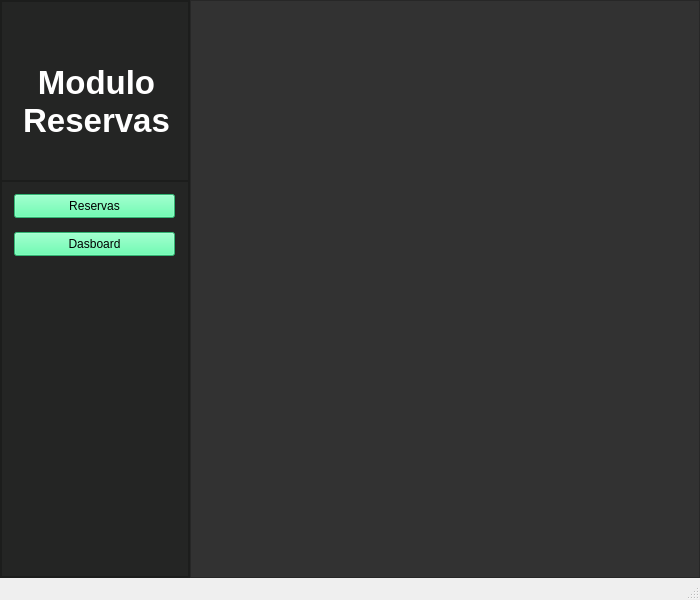
First picture: the form in views/GUI/ventanaMain.ui, repository ezequielitodev-droid/Tp_integrador_PROII_proceso_reserva_hostal, before the edit.
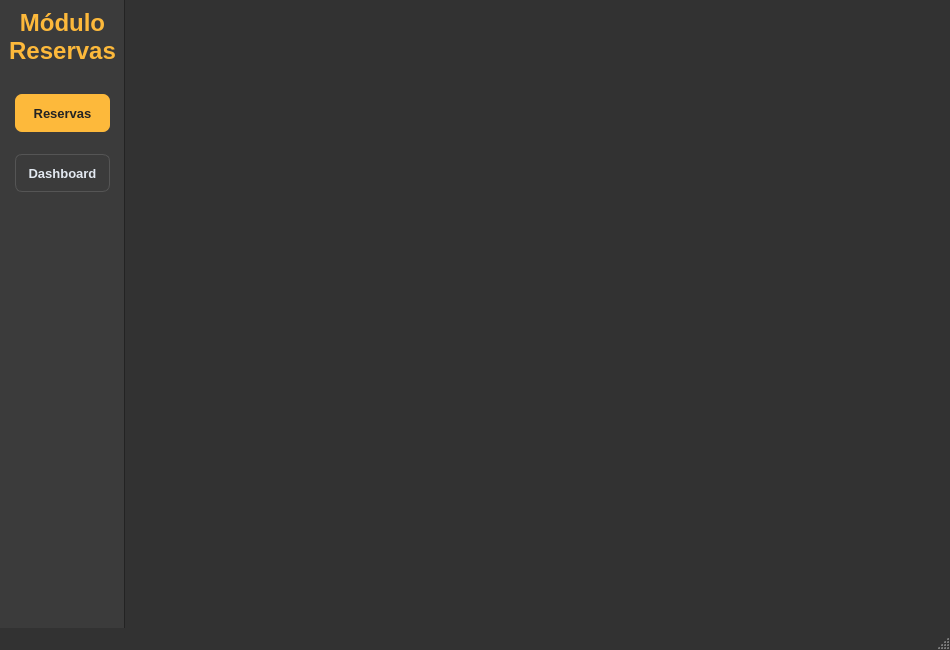
Second picture: the form after the edit.

Commit message: Feat: Agregado de nueva funcionalidad GUI, crear una reserva, con todas sus implicancias (paginas graficas, dialogos graficos, cuadros, logica de fechas, logica de total, etc)

Patch:
```diff
--- a/views/GUI/ventanaMain.ui
+++ b/views/GUI/ventanaMain.ui
@@ -6,15 +6,23 @@
    <rect>
     <x>0</x>
     <y>0</y>
-    <width>700</width>
-    <height>600</height>
+    <width>950</width>
+    <height>650</height>
    </rect>
   </property>
   <property name="windowTitle">
-   <string>MainWindow</string>
+   <string>Sistema de Gestión - Hostal</string>
+  </property>
+  <property name="styleSheet">
+   <string notr="true">
+    QMainWindow {
+        background-color: #323232;
+        font-family: Segoe UI;
+    }
+   </string>
   </property>
   <widget class="QWidget" name="centralwidget">
-   <layout class="QHBoxLayout" name="horizontalLayout" stretch="0,0">
+   <layout class="QHBoxLayout" name="horizontalLayout_main" stretch="0,1">
     <property name="spacing">
      <number>0</number>
     </property>
@@ -34,24 +42,19 @@
      <widget class="QFrame" name="Frame_Page_Logo">
       <property name="maximumSize">
        <size>
-        <width>190</width>
+        <width>220</width>
         <height>16777215</height>
        </size>
       </property>
       <property name="styleSheet">
-       <string notr="true">background-color: 
-rgb(36, 37, 36)</string>
+       <string notr="true">
+        QFrame#Frame_Page_Logo {
+            background-color: #3B3B3B;
+            border-right: 1px solid #232323;
+        }
+       </string>
       </property>
-      <property name="frameShape">
-       <enum>QFrame::StyledPanel</enum>
-      </property>
-      <property name="frameShadow">
-       <enum>QFrame::Raised</enum>
-      </property>
-      <property name="lineWidth">
-       <number>2</number>
-      </property>
-      <layout class="QVBoxLayout" name="verticalLayout" stretch="0,0">
+      <layout class="QVBoxLayout" name="verticalLayout_menu">
        <property name="spacing">
         <number>0</number>
        </property>
@@ -69,127 +72,192 @@
        </property>
        <item>
         <widget class="QFrame" name="FrameLogo">
-         <property name="enabled">
-          <bool>true</bool>
-         </property>
          <property name="maximumSize">
           <size>
            <width>16777215</width>
-           <height>180</height>
+           <height>150</height>
           </size>
          </property>
-         <property name="frameShape">
-          <enum>QFrame::StyledPanel</enum>
-         </property>
-         <property name="frameShadow">
-          <enum>QFrame::Raised</enum>
-         </property>
-         <widget class="QLabel" name="LabelTittle">
-          <property name="geometry">
-           <rect>
-            <x>10</x>
-            <y>60</y>
-            <width>171</width>
-            <height>81</height>
-           </rect>
-          </property>
-          <property name="styleSheet">
-           <string notr="true">QLabel {
-    color: #ffffff;
-    font-size: 25pt;
-    font-weight: bold;
-    background-color: transparent;
-    padding: 6px;
-}</string>
-          </property>
-          <property name="text">
-           <string>Modulo
+         <layout class="QVBoxLayout" name="verticalLayout_logo">
+          <item>
+           <widget class="QLabel" name="LabelTittle">
+            <property name="styleSheet">
+             <string notr="true">
+              QLabel {
+                  color: #FDB93B;
+                  font-size: 18pt;
+                  font-weight: bold;
+                  background-color: transparent;
+                  font-family: Segoe UI;
+              }
+             </string>
+            </property>
+            <property name="text">
+             <string>Módulo
 Reservas</string>
-          </property>
-          <property name="alignment">
-           <set>Qt::AlignCenter</set>
-          </property>
-         </widget>
+            </property>
+            <property name="alignment">
+             <set>Qt::AlignCenter</set>
+            </property>
+           </widget>
+          </item>
+         </layout>
         </widget>
        </item>
        <item>
         <widget class="QFrame" name="FramePages_2">
-         <property name="enabled">
-          <bool>true</bool>
-         </property>
-         <property name="frameShape">
-          <enum>QFrame::StyledPanel</enum>
-         </property>
-         <property name="frameShadow">
-          <enum>QFrame::Raised</enum>
-         </property>
-         <widget class="QPushButton" name="BotonPaginaReserva">
-          <property name="geometry">
-           <rect>
-            <x>13</x>
-            <y>13</y>
-            <width>161</width>
-            <height>24</height>
-           </rect>
+         <layout class="QVBoxLayout" name="verticalLayout_botones">
+          <property name="spacing">
+           <number>12</number>
           </property>
-          <property name="styleSheet">
-           <string notr="true">background-color: rgb(68, 255, 161)
-</string>
+          <property name="leftMargin">
+           <number>15</number>
           </property>
-          <property name="text">
-           <string>Reservas</string>
+          <property name="topMargin">
+           <number>20</number>
           </property>
-          <property name="flat">
-           <bool>false</bool>
+          <property name="rightMargin">
+           <number>15</number>
           </property>
-         </widget>
-         <widget class="QPushButton" name="BotonPaginaDasboard">
-          <property name="geometry">
-           <rect>
-            <x>13</x>
-            <y>51</y>
-            <width>161</width>
-            <height>24</height>
-           </rect>
+          <property name="bottomMargin">
+           <number>0</number>
           </property>
-          <property name="styleSheet">
-           <string notr="true">background-color: rgb(68, 255, 161)</string>
-          </property>
-          <property name="text">
-           <string>Dasboard</string>
-          </property>
-          <property name="flat">
-           <bool>false</bool>
-          </property>
-         </widget>
+          <item>
+           <widget class="QPushButton" name="BotonPaginaReserva">
+            <property name="minimumSize">
+             <size>
+              <width>0</width>
+              <height>38</height>
+             </size>
+            </property>
+            <property name="styleSheet">
+             <string notr="true">
+              QPushButton {
+                  background-color: #FDB93B;
+                  color: #232323;
+                  border: none;
+                  border-radius: 7px;
+                  font-weight: bold;
+                  font-size: 13px;
+                  font-family: Segoe UI;
+              }
+              QPushButton:hover {
+                  background-color: #e5a532;
+              }
+              QPushButton:pressed {
+                  background-color: #cc922b;
+              }
+             </string>
+            </property>
+            <property name="text">
+             <string>Reservas</string>
+            </property>
+           </widget>
+          </item>
+          <item>
+           <spacer name="verticalSpacer_2">
+            <property name="orientation">
+             <enum>Qt::Vertical</enum>
+            </property>
+            <property name="sizeType">
+             <enum>QSizePolicy::Fixed</enum>
+            </property>
+            <property name="sizeHint" stdset="0">
+             <size>
+              <width>1</width>
+              <height>10</height>
+             </size>
+            </property>
+           </spacer>
+          </item>
+          <item>
+           <widget class="QPushButton" name="BotonPaginaDasboard">
+            <property name="minimumSize">
+             <size>
+              <width>0</width>
+              <height>38</height>
+             </size>
+            </property>
+            <property name="styleSheet">
+             <string notr="true">
+              QPushButton {
+                  background-color: #3B3B3B;
+                  color: #E2E8F0;
+                  border: 1px solid #555555;
+                  border-radius: 7px;
+                  font-weight: bold;
+                  font-size: 13px;
+                  font-family: Segoe UI;
+              }
+              QPushButton:hover {
+                  background-color: #4A4A4A;
+                  color: #FFFFFF;
+              }
+              QPushButton:pressed {
+                  background-color: #2D2D2D;
+              }
+             </string>
+            </property>
+            <property name="text">
+             <string>Dashboard</string>
+            </property>
+           </widget>
+          </item>
+         </layout>
         </widget>
        </item>
+       <item>
+        <spacer name="verticalSpacer">
+         <property name="orientation">
+          <enum>Qt::Vertical</enum>
+         </property>
+         <property name="sizeHint" stdset="0">
+          <size>
+           <width>20</width>
+           <height>40</height>
+          </size>
+         </property>
+        </spacer>
+       </item>
       </layout>
      </widget>
     </item>
     <item>
      <widget class="QFrame" name="FramePages">
       <property name="styleSheet">
-       <string notr="true">background-color: rgb(50, 50, 50)</string>
+       <string notr="true">
+        QFrame#FramePages {
+            background-color: #323232;
+        }
+       </string>
       </property>
-      <property name="frameShape">
-       <enum>QFrame::StyledPanel</enum>
-      </property>
-      <property name="frameShadow">
-       <enum>QFrame::Raised</enum>
-      </property>
-      <widget class="QStackedWidget" name="stackedWidget">
-       <property name="geometry">
-        <rect>
-         <x>9</x>
-         <y>9</y>
-         <width>491</width>
-         <height>541</height>
-        </rect>
+      <layout class="QVBoxLayout" name="verticalLayout_pages_container">
+       <property name="leftMargin">
+        <number>0</number>
        </property>
-       <widget class="QWidget" name="page"/>
-       <widget class="QWidget" name="page_2"/>
-      </widget>
+       <property name="topMargin">
+        <number>0</number>
+       </property>
+       <property name="rightMargin">
+        <number>0</number>
+       </property>
+       <property name="bottomMargin">
+        <number>0</number>
+       </property>
+       <item>
+        <widget class="QStackedWidget" name="stackedWidget">
+         <property name="styleSheet">
+          <string notr="true">
+           QStackedWidget {
+               background-color: #323232;
+           }
+          </string>
+         </property>
+         <widget class="QWidget" name="page"/>
+         <widget class="QWidget" name="page_2"/>
+        </widget>
+       </item>
+      </layout>
      </widget>
     </item>
    </layout>
```
Left out of the diff: 2 changed lines with no effect on the pictures. The commit also changes 10 other files.
